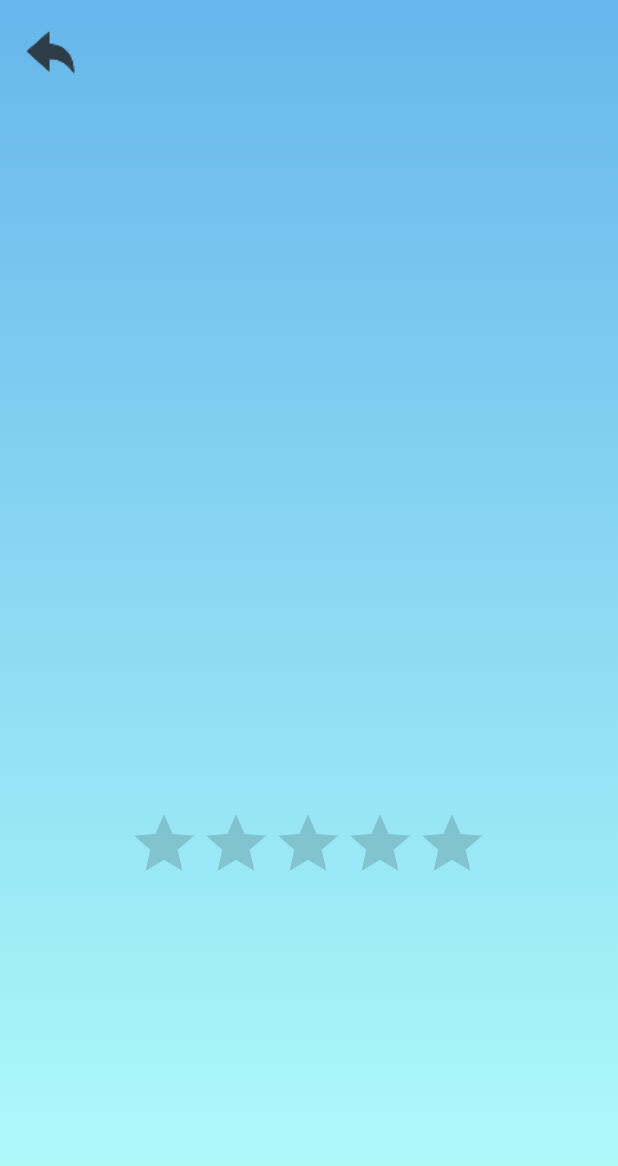
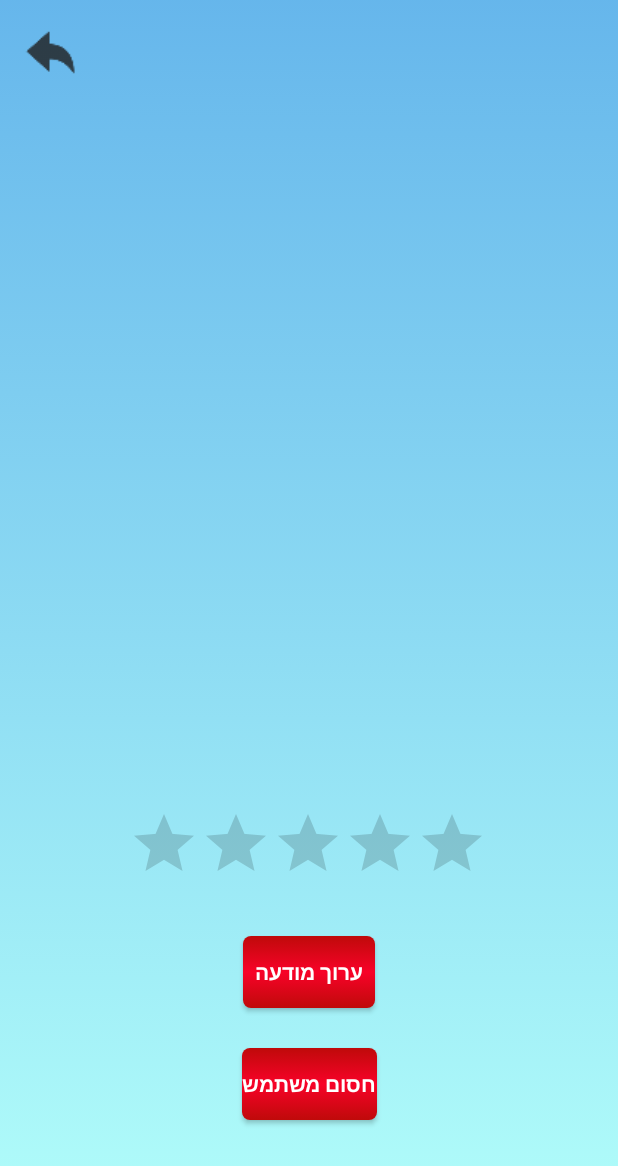
Before and after one commit to ShaharNik/EasyJobs, an Android app: the ProfProfileActivity screen opened directly, with no data from a screen before it, on a phone screen of 412 x 824 dp. Shown: the top 1166 px of the screen. Run offline under Robolectric (Android 15) with nearby library versions, the phone set to English and light mode, and no system bars; our stand-ins replace Firebase (no records; nobody signed in at launch, a user with empty details on screens opened directly); 6 statements that could not run were skipped.

Commit message:
New Button style for admin's buttons. some logic for admin buttons on profiles (job/prof).

```diff
--- a/app/src/main/java/com/example/easyjobs/Activities/ProfProfileActivity.java
+++ b/app/src/main/java/com/example/easyjobs/Activities/ProfProfileActivity.java
@@ -3,8 +3,11 @@ package com.example.easyjobs.Activities;
 import androidx.annotation.NonNull;
 import androidx.appcompat.app.AppCompatActivity;
 
+import android.app.Dialog;
+import android.content.Intent;
 import android.os.Bundle;
 import android.view.View;
+import android.widget.Button;
 import android.widget.ImageView;
 import android.widget.RatingBar;
 import android.widget.TextView;
@@ -37,14 +40,19 @@ public class ProfProfileActivity extends AppCompatActivity {
     private RatingBar ratingBar;
     private String ProfProfile_UserID;
 
+    private Button adminBanProf;
+    private Button adminEditProf;
+
+    private Prof profile;
+
     @Override
     protected void onCreate(Bundle savedInstanceState) {
         super.onCreate(savedInstanceState);
         setContentView(R.layout.activity_prof_profile);
 
         findViews();
-        activateBackButton();
         setDataFromDB();
+        activateButtons();
         setRatingBarListener();
     }
 
@@ -57,7 +65,11 @@ public class ProfProfileActivity extends AppCompatActivity {
         locationPPTV = findViewById(R.id.locationPP);
         phonePPTV = findViewById(R.id.phonePP);
         ratingBar = findViewById(R.id.ratingBarProfProfile);
+
+        adminBanProf = findViewById(R.id.admin_ban_prof);
+        adminEditProf = findViewById(R.id.admin_edit_prof);
     }
+
     private void setRatingBarListener()
     {
         ratingBar.setOnRatingBarChangeListener(new RatingBar.OnRatingBarChangeListener() {
@@ -81,11 +93,39 @@ public class ProfProfileActivity extends AppCompatActivity {
         });
     }
 
-    private void activateBackButton(){
+    private void activateButtons(){
         backBPP.setOnClickListener(new View.OnClickListener() {
             @Override
             public void onClick(View v) {
                 ProfProfileActivity.super.onBackPressed();
+            }
+        });
+
+        boolean adminFlag = FirebaseDBUsers.isAdmin("");
+        if(adminFlag){
+            adminEditProf.setVisibility(View.VISIBLE);
+            adminBanProf.setVisibility(View.VISIBLE);
+        }
+        else{
+            adminEditProf.setVisibility(View.INVISIBLE);
+            adminBanProf.setVisibility(View.INVISIBLE);
+        }
+/*
+        adminEditProf.setOnClickListener(new View.OnClickListener() {
+            @Override
+            public void onClick(View v) {
+                Intent i = new Intent(ProfProfileActivity.this, AdminEditPostActivity.class);
+                i.putExtra("Prof", profile);
+                startActivity(i);
+            }
+        });
+*/
+        adminBanProf.setOnClickListener(new View.OnClickListener() {
+            @Override
+            public void onClick(View v) {
+                // Ban user
+
+                // We want to disable his posts for other users (Jobs and Posts)
             }
         });
     }
@@ -95,7 +135,7 @@ public class ProfProfileActivity extends AppCompatActivity {
         drProf.addListenerForSingleValueEvent(new ValueEventListener() {
             @Override
             public void onDataChange(@NonNull DataSnapshot snapshot) {
-                Prof profile = snapshot.getValue(Prof.class);
+                profile = snapshot.getValue(Prof.class);
                 descPPTV.setText("תיאור: " + profile.getDesc());
                 //Add categories
                 ArrayList<Integer> cats = (ArrayList<Integer>) profile.getCategory();
--- a/app/src/main/java/com/example/easyjobs/Objects/Job.java
+++ b/app/src/main/java/com/example/easyjobs/Objects/Job.java
@@ -1,8 +1,9 @@
 package com.example.easyjobs.Objects;
 
+import java.io.Serializable;
 import java.util.Date;
 
-public class Job {
+public class Job implements Serializable {
 
     String job_ID;
     String User_ID;
--- a/app/src/main/java/com/example/easyjobs/Objects/Prof.java
+++ b/app/src/main/java/com/example/easyjobs/Objects/Prof.java
@@ -1,8 +1,9 @@
 package com.example.easyjobs.Objects;
 
+import java.io.Serializable;
 import java.util.List;
 
-public class Prof {
+public class Prof implements Serializable {
     String prof_ID;
     String User_ID;
     String desc;
--- /dev/null
+++ b/app/src/main/res/drawable/admin_button_pretty.xml
@@ -0,0 +1,30 @@
+<?xml version="1.0" encoding="utf-8"?>
+    <selector xmlns:android="http://schemas.android.com/apk/res/android">
+        <item android:state_pressed="true" >
+            <shape android:shape="rectangle"  >
+                <corners android:radius="3dip" />
+                <stroke android:width="1dip" android:color="#BF0A0A" />
+                <gradient  android:angle="-90"  android:startColor="#BF0A0A" android:endColor="#F80228"  />
+            </shape>
+        </item>
+        <item android:state_focused="true">
+            <shape android:layout_width="match_parent" android:layout_height="match_parent" android:shape="rectangle">
+                <corners android:radius="3dip" />
+                <stroke android:width="1dip" android:color="#BF0A0A" />
+                <solid android:color="#F80228" />
+            </shape>
+        </item>
+        <item >
+            <shape android:shape="rectangle"  >
+                <corners android:radius="5dp" />
+                <gradient
+                    android:type="linear"
+                    android:centerX="50%"
+                    android:startColor="#BF0A0A"
+                    android:centerColor="#F80228"
+                    android:endColor="#BF0A0A"
+                    android:angle="90"/>
+
+            </shape>
+        </item>
+    </selector>
--- a/app/src/main/res/layout/activity_prof_profile.xml
+++ b/app/src/main/res/layout/activity_prof_profile.xml
@@ -113,5 +113,33 @@
         app:layout_constraintTop_toTopOf="parent"
         app:layout_constraintVertical_bias="0.570" />
 
+    <Button
+        android:id="@+id/admin_edit_prof"
+        android:layout_width="wrap_content"
+        android:layout_height="wrap_content"
+        android:text="ערוך מודעה"
+        android:background="@drawable/admin_button_pretty"
+        android:textStyle="bold"
+        android:textColor="@color/white"
+        app:layout_constraintBottom_toBottomOf="parent"
+        app:layout_constraintEnd_toEndOf="parent"
+        app:layout_constraintStart_toStartOf="parent"
+        app:layout_constraintTop_toTopOf="parent"
+        app:layout_constraintVertical_bias="0.804" />
+
+    <Button
+        android:id="@+id/admin_ban_prof"
+        android:layout_width="wrap_content"
+        android:layout_height="wrap_content"
+        android:text="חסום משתמש"
+        android:background="@drawable/admin_button_pretty"
+        android:textStyle="bold"
+        android:textColor="@color/white"
+        app:layout_constraintBottom_toBottomOf="parent"
+        app:layout_constraintEnd_toEndOf="parent"
+        app:layout_constraintStart_toStartOf="parent"
+        app:layout_constraintTop_toTopOf="parent"
+        app:layout_constraintVertical_bias="0.9" />
+
 
 </androidx.constraintlayout.widget.ConstraintLayout>
```
Also changed, not shown: app/src/main/java/com/example/easyjobs/Activities/JobProfileActivity.java (+31 -3 lines), app/src/main/res/layout/activity_job_profile.xml (+28 -0 lines).
